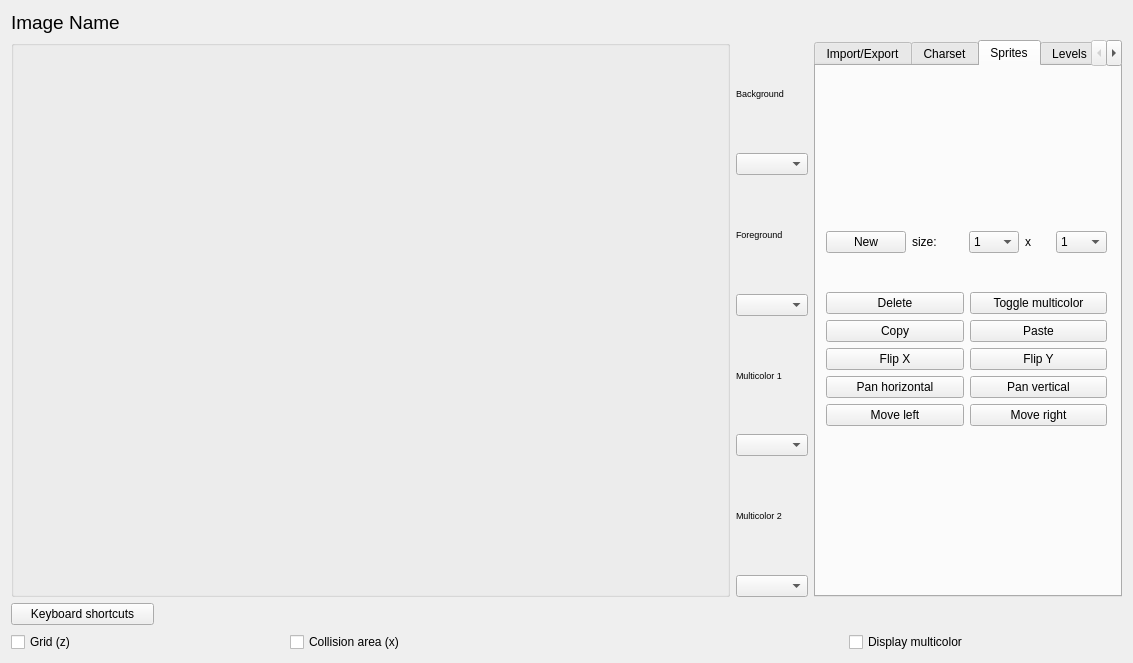
Above: source/trsedocuments/formimageeditor.ui from leuat/TRSE before the change. Below: the same form after it.
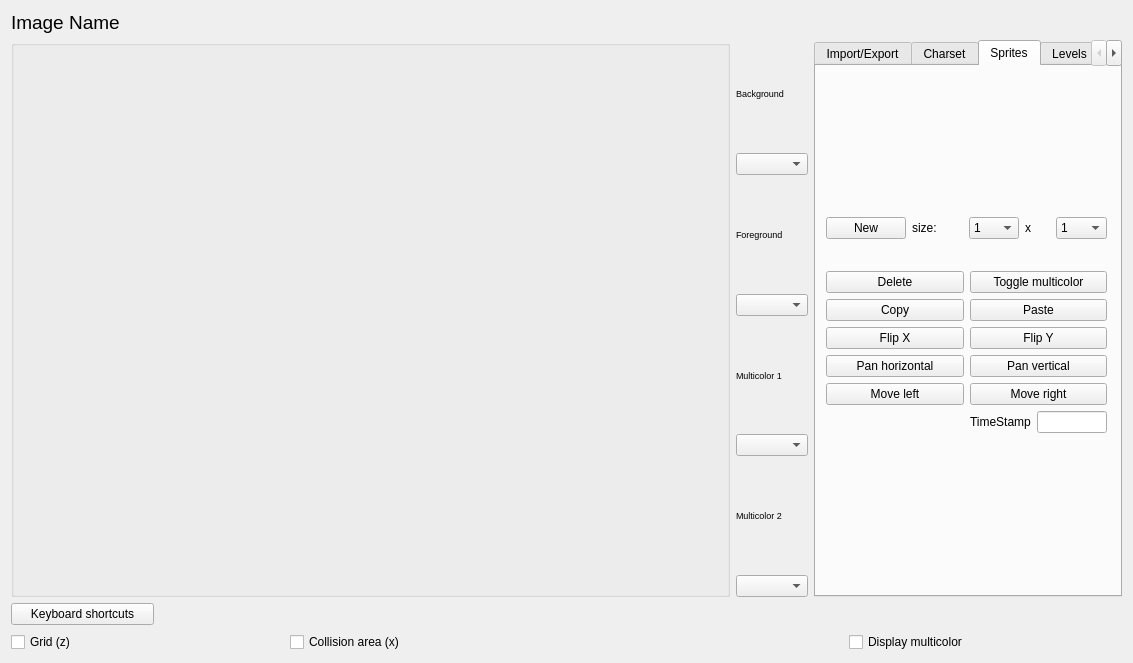
That is the form after the change. The open tabs and pages were chosen to show the change. Custom widgets are drawn as their Qt base class.

The edit to the form file:
```diff
--- a/source/trsedocuments/formimageeditor.ui
+++ b/source/trsedocuments/formimageeditor.ui
@@ -499,14 +499,7 @@
            </layout>
           </item>
           <item>
-           <layout class="QGridLayout" name="gridLayout_10" columnstretch="0,0">
-            <item row="1" column="1">
-             <widget class="QPushButton" name="btnPasteSprite">
-              <property name="text">
-               <string>Paste</string>
-              </property>
-             </widget>
-            </item>
+           <layout class="QGridLayout" name="gridLayout_10" columnstretch="1,1">
             <item row="0" column="0">
              <widget class="QPushButton" name="btnDeleteSprite">
               <property name="text">
@@ -514,34 +507,6 @@
               </property>
              </widget>
             </item>
-            <item row="3" column="0">
-             <widget class="QPushButton" name="btnPanRight">
-              <property name="text">
-               <string>Pan horizontal</string>
-              </property>
-             </widget>
-            </item>
-            <item row="2" column="1">
-             <widget class="QPushButton" name="btnFlipYSprite">
-              <property name="text">
-               <string>Flip Y</string>
-              </property>
-             </widget>
-            </item>
-            <item row="1" column="0">
-             <widget class="QPushButton" name="btnCopySprite">
-              <property name="text">
-               <string>Copy</string>
-              </property>
-             </widget>
-            </item>
-            <item row="2" column="0">
-             <widget class="QPushButton" name="btnFlipXSprite">
-              <property name="text">
-               <string>Flip X</string>
-              </property>
-             </widget>
-            </item>
             <item row="3" column="1">
              <widget class="QPushButton" name="btnPanDown">
               <property name="text">
@@ -549,13 +514,6 @@
               </property>
              </widget>
             </item>
-            <item row="4" column="0">
-             <widget class="QPushButton" name="btnMoveSpriteLeft">
-              <property name="text">
-               <string>Move left</string>
-              </property>
-             </widget>
-            </item>
             <item row="4" column="1">
              <widget class="QPushButton" name="btnMoveSpriteRight">
               <property name="text">
@@ -563,6 +521,34 @@
               </property>
              </widget>
             </item>
+            <item row="6" column="1">
+             <layout class="QHBoxLayout" name="hlTimeStamp">
+              <item>
+               <widget class="QLabel" name="lblTimeStamp">
+                <property name="text">
+                 <string>TimeStamp</string>
+                </property>
+               </widget>
+              </item>
+              <item>
+               <widget class="QLineEdit" name="leTimeStamp"/>
+              </item>
+             </layout>
+            </item>
+            <item row="1" column="1">
+             <widget class="QPushButton" name="btnPasteSprite">
+              <property name="text">
+               <string>Paste</string>
+              </property>
+             </widget>
+            </item>
+            <item row="1" column="0">
+             <widget class="QPushButton" name="btnCopySprite">
+              <property name="text">
+               <string>Copy</string>
+              </property>
+             </widget>
+            </item>
             <item row="0" column="1">
              <widget class="QPushButton" name="btnSpriteMulticolor">
               <property name="text">
@@ -570,6 +556,34 @@
               </property>
              </widget>
             </item>
+            <item row="4" column="0">
+             <widget class="QPushButton" name="btnMoveSpriteLeft">
+              <property name="text">
+               <string>Move left</string>
+              </property>
+             </widget>
+            </item>
+            <item row="3" column="0">
+             <widget class="QPushButton" name="btnPanRight">
+              <property name="text">
+               <string>Pan horizontal</string>
+              </property>
+             </widget>
+            </item>
+            <item row="2" column="0">
+             <widget class="QPushButton" name="btnFlipXSprite">
+              <property name="text">
+               <string>Flip X</string>
+              </property>
+             </widget>
+            </item>
+            <item row="2" column="1">
+             <widget class="QPushButton" name="btnFlipYSprite">
+              <property name="text">
+               <string>Flip Y</string>
+              </property>
+             </widget>
+            </item>
            </layout>
           </item>
          </layout>
```
Left out of the diff: 2 changed lines with no effect on the pictures.
